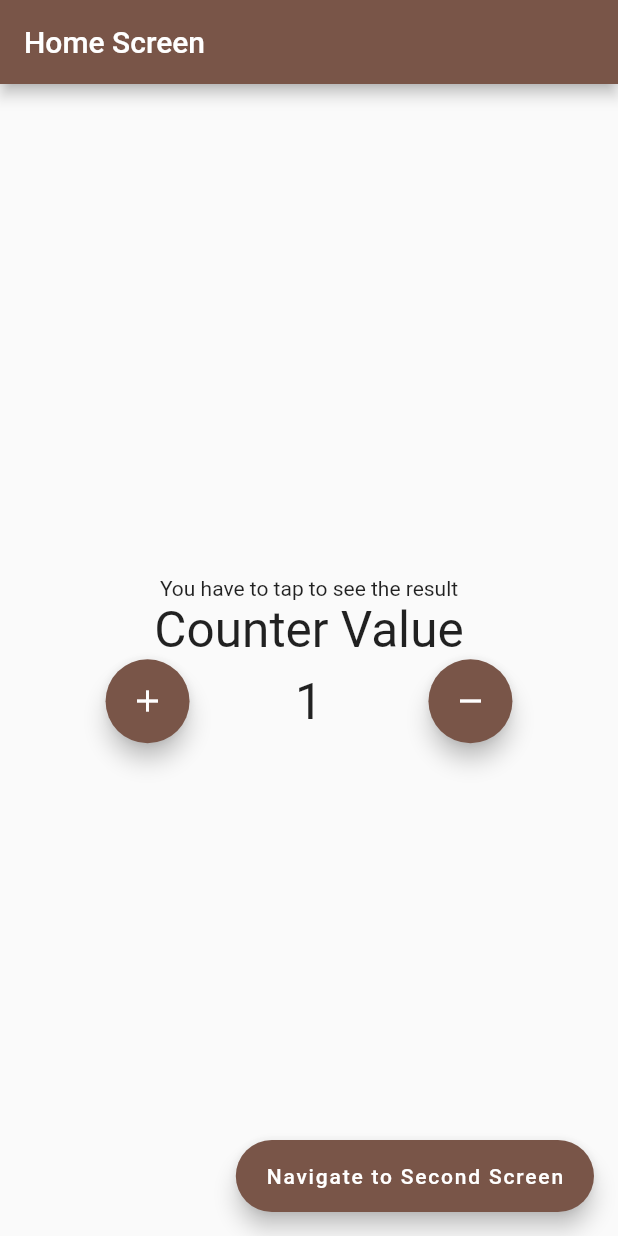
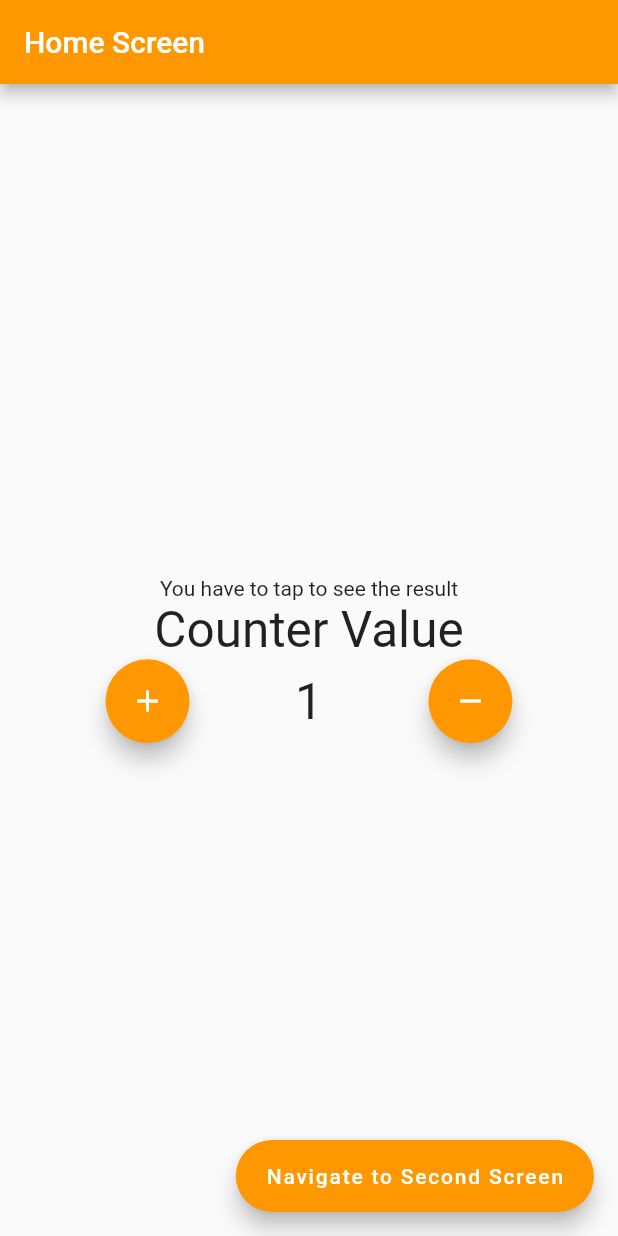
Before and after one commit to navodRathnayake/Flutter-bloc-, a Flutter app: the screen it shows after launch, after a tap on the "add" icon, on a phone screen of 412 x 824 dp. Run offline on Flutter 3.47's test engine with Material 2 defaults, Android fonts, the light colour scheme and no system bars; our stand-ins replace bloc, flutter_bloc.

Commit message:
finalized generated route-bloc

```diff
--- /dev/null
+++ b/Navigation/generated_route/lib/Presentation/Route/generated_route.dart
@@ -0,0 +1,46 @@
+library generated_route;
+
+import 'package:flutter/material.dart';
+import 'package:flutter_bloc/flutter_bloc.dart';
+import 'package:generated_route/Logic/Cubit/counter_cubit.dart';
+import 'package:generated_route/Presentation/Screen/home_screen.dart';
+import 'package:generated_route/Presentation/Screen/second_screen.dart';
+import 'package:generated_route/Presentation/Screen/third_screen.dart';
+
+class GeneratedRoute {
+  final CounterCubit _counterCubit = CounterCubit();
+
+  Route? onGenerateRoute(RouteSettings routeSettings) {
+    switch (routeSettings.name) {
+      case '/':
+        return MaterialPageRoute(
+          builder: (context) => BlocProvider.value(
+            value: _counterCubit,
+            child: const HomeScreen(title: 'Home Screen', theme: Colors.orange),
+          ),
+        );
+      case '/second':
+        return MaterialPageRoute(
+          builder: (context) => BlocProvider.value(
+            value: _counterCubit,
+            child:
+                const SecondScreen(title: 'Second Screen', theme: Colors.green),
+          ),
+        );
+      case '/third':
+        return MaterialPageRoute(
+          builder: (context) => BlocProvider.value(
+            value: _counterCubit,
+            child:
+                const ThirdScreen(title: 'Third Screen', theme: Colors.brown),
+          ),
+        );
+      default:
+        return null;
+    }
+  }
+
+  void dispose() {
+    _counterCubit.close();
+  }
+}
--- a/Navigation/generated_route/lib/main.dart
+++ b/Navigation/generated_route/lib/main.dart
@@ -1,6 +1,7 @@
 import 'package:flutter/material.dart';
 import 'package:flutter_bloc/flutter_bloc.dart';
 import 'package:generated_route/Logic/Cubit/counter_cubit.dart';
+import 'package:generated_route/Presentation/Route/generated_route.dart';
 import 'package:generated_route/Presentation/Screen/home_screen.dart';
 import 'package:generated_route/Presentation/Screen/second_screen.dart';
 import 'package:generated_route/Presentation/Screen/third_screen.dart';
@@ -17,7 +18,7 @@ class MyApp extends StatefulWidget {
 }
 
 class _MyAppState extends State<MyApp> {
-  final CounterCubit _counterCubit = CounterCubit();
+  final GeneratedRoute _appRoute = GeneratedRoute();
 
   @override
   Widget build(BuildContext context) {
@@ -26,29 +27,13 @@ class _MyAppState extends State<MyApp> {
       theme: ThemeData.light(),
       darkTheme: ThemeData.dark(),
       themeMode: ThemeMode.light,
-      routes: {
-        '/': (context) => BlocProvider.value(
-              value: _counterCubit,
-              child:
-                  const HomeScreen(title: 'Home Screen', theme: Colors.brown),
-            ),
-        '/second': (context) => BlocProvider.value(
-              value: _counterCubit,
-              child: const SecondScreen(
-                  title: 'Second Screen', theme: Colors.green),
-            ),
-        '/third': (context) => BlocProvider.value(
-              value: _counterCubit,
-              child: const ThirdScreen(
-                  title: 'Third Screen', theme: Colors.orange),
-            )
-      },
+      onGenerateRoute: _appRoute.onGenerateRoute,
     );
   }
 
   @override
   void dispose() {
-    _counterCubit.close();
+    _appRoute.dispose();
     super.dispose();
   }
 }
```
Also changed, not shown: Navigation/generated_route/lib/Presentation/Route/generate_route.dart (deleted).
